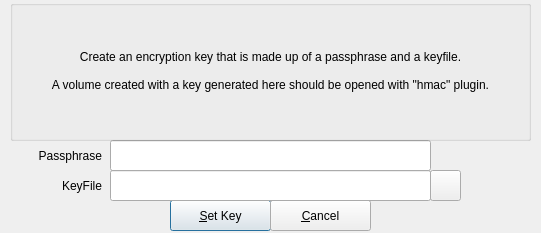
Before: the Qt Designer form zuluCrypt-gui/plugin.ui in mhogomchungu/zuluCrypt, drawn with Qt 5.
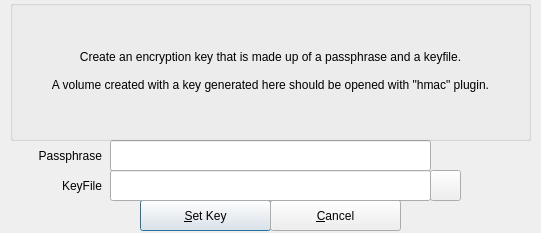
After: the same form once the commit is applied.

What changed in the file:
```diff
--- a/zuluCrypt-gui/plugin.ui
+++ b/zuluCrypt-gui/plugin.ui
@@ -19,9 +19,9 @@
   <widget class="QPushButton" name="pbSetKey">
    <property name="geometry">
     <rect>
-     <x>170</x>
+     <x>140</x>
      <y>200</y>
-     <width>101</width>
+     <width>131</width>
      <height>31</height>
     </rect>
    </property>
@@ -34,7 +34,7 @@
     <rect>
      <x>270</x>
      <y>200</y>
-     <width>101</width>
+     <width>131</width>
      <height>31</height>
     </rect>
    </property>
@@ -105,9 +105,9 @@
   <widget class="QLabel" name="label_2">
    <property name="geometry">
     <rect>
-     <x>1</x>
+     <x>11</x>
      <y>140</y>
-     <width>101</width>
+     <width>91</width>
      <height>31</height>
     </rect>
    </property>
@@ -134,9 +134,9 @@
   <widget class="QLabel" name="label_3">
    <property name="geometry">
     <rect>
-     <x>1</x>
+     <x>11</x>
      <y>170</y>
-     <width>101</width>
+     <width>91</width>
      <height>31</height>
     </rect>
    </property>
```
